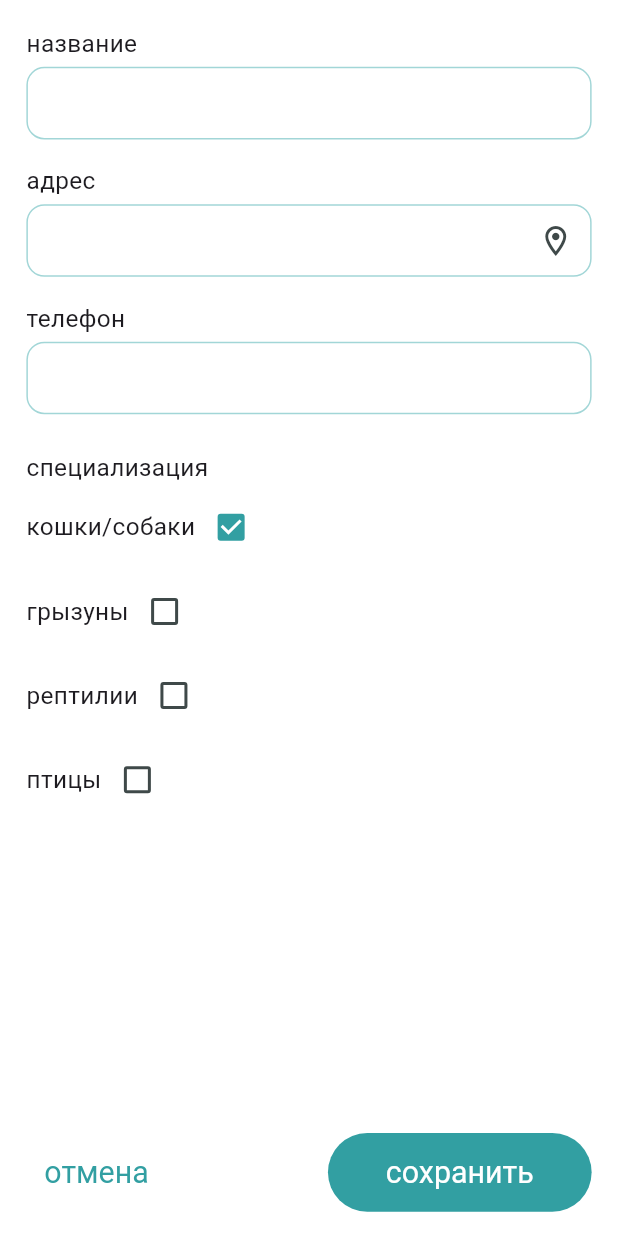
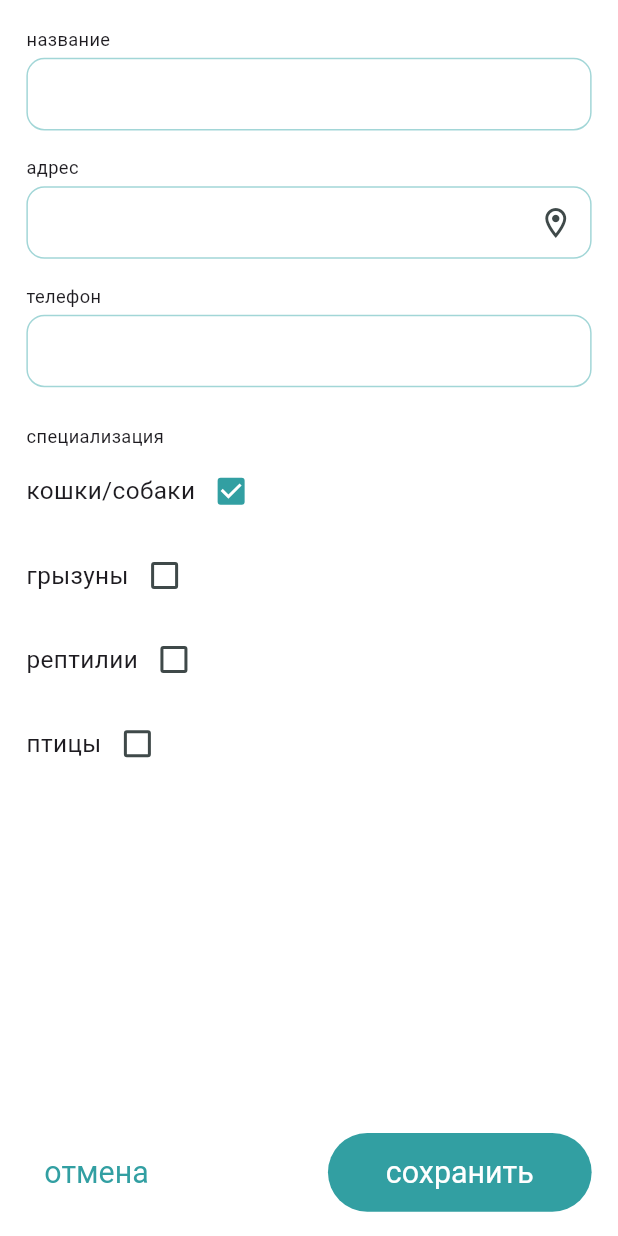
Before and after one commit to Alex-Yu21/pet_map, a Flutter app: the AddClinicView screen opened directly, on a phone screen of 412 x 824 dp. Run offline on Flutter 3.47's test engine with Material 3 defaults, Android fonts, the phone set to English and light mode, and no system bars; our stand-ins replace flutter_riverpod, flutter_screenutil, flutter_svg, geocoding, geolocator, google_maps_flutter and 3 more; accounts and stored records are empty.

Commit message:
style: new labels variant

```diff
--- a/lib/presentation/views/add_clinic_view/add_clinic_view.dart
+++ b/lib/presentation/views/add_clinic_view/add_clinic_view.dart
@@ -132,7 +132,7 @@ class _AddClinicViewState extends ConsumerState<AddClinicView> {
                 child: ListView(
                   padding: EdgeInsets.all(16.w),
                   children: [
-                    Label('название'),
+                    Label('название', fontSize: 12),
                     TextFormField(
                       controller: _name,
                       validator:
@@ -142,7 +142,7 @@ class _AddClinicViewState extends ConsumerState<AddClinicView> {
                                   : null,
                     ),
                     SizedBox(height: 16.h),
-                    Label('адрес'),
+                    Label('адрес', fontSize: 12),
                     TextFormField(
                       controller: _addr,
                       validator:
@@ -158,13 +158,13 @@ class _AddClinicViewState extends ConsumerState<AddClinicView> {
                       ),
                     ),
                     SizedBox(height: 16.h),
-                    Label('телефон'),
+                    Label('телефон', fontSize: 12),
                     TextFormField(
                       controller: _phone,
                       keyboardType: TextInputType.phone,
                     ),
                     SizedBox(height: 24.h),
-                    Label('специализация'),
+                    Label('специализация', fontSize: 12),
                     Column(
                       crossAxisAlignment: CrossAxisAlignment.start,
                       children:
--- a/lib/presentation/views/widgets/label.dart
+++ b/lib/presentation/views/widgets/label.dart
@@ -3,11 +3,28 @@ import 'package:flutter_screenutil/flutter_screenutil.dart';
 
 class Label extends StatelessWidget {
   final String text;
-  const Label(this.text, {super.key});
+  final double fontSize;
+  final FontWeight fontWeight;
+  final Color? color;
+
+  const Label(
+    this.text, {
+    this.fontSize = 16,
+    this.fontWeight = FontWeight.normal,
+    this.color,
+    super.key,
+  });
 
   @override
   Widget build(BuildContext context) => Padding(
     padding: const EdgeInsets.only(bottom: 4),
-    child: Text(text, style: TextStyle(fontSize: 16.sp)),
+    child: Text(
+      text,
+      style: TextStyle(
+        fontSize: fontSize.sp,
+        fontWeight: fontWeight,
+        color: color ?? Theme.of(context).textTheme.bodyMedium?.color,
+      ),
+    ),
   );
 }
```
